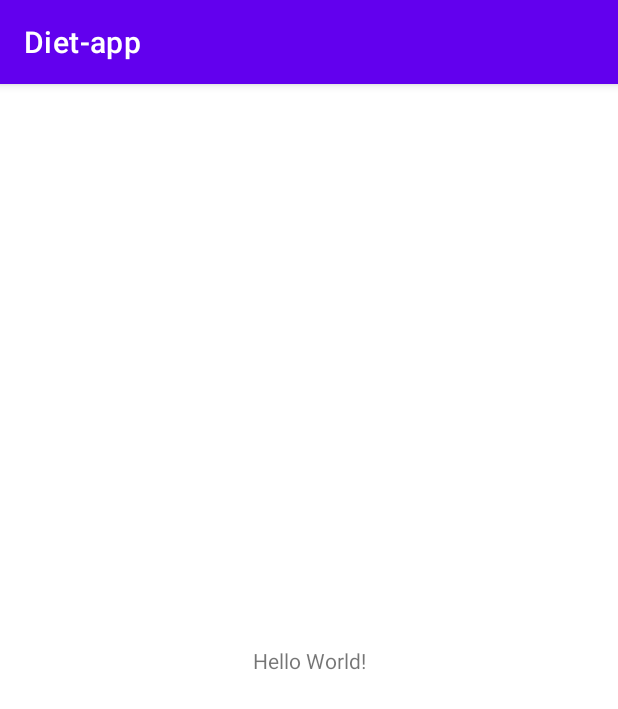
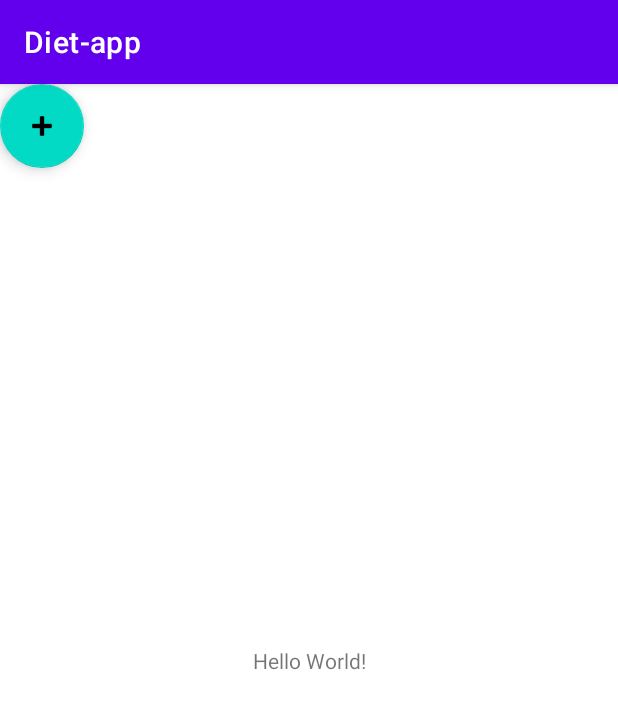
Before and after one commit to diet-app/diet-app, an Android app: the screen it shows after launch (MainActivity), on a phone screen of 412 x 824 dp. Shown: the top 709 px of the screen. Run offline under Robolectric (Android 15) with nearby library versions, the phone set to English and light mode, and no system bars.

Commit message:
플로팅 버튼 추가( 누르면 식단 입력으로 이동 )

```diff
--- a/app/src/main/res/layout/activity_main.xml
+++ b/app/src/main/res/layout/activity_main.xml
@@ -15,4 +15,13 @@
         app:layout_constraintStart_toStartOf="parent"
         app:layout_constraintTop_toTopOf="parent" />
 
+    <com.google.android.material.floatingactionbutton.FloatingActionButton
+        android:id="@+id/floatingActionButton"
+        android:layout_width="wrap_content"
+        android:layout_height="wrap_content"
+        android:clickable="true"
+        app:srcCompat="@android:drawable/ic_input_add"
+        tools:layout_editor_absoluteX="339dp"
+        tools:layout_editor_absoluteY="659dp" />
+
 </androidx.constraintlayout.widget.ConstraintLayout>
```
